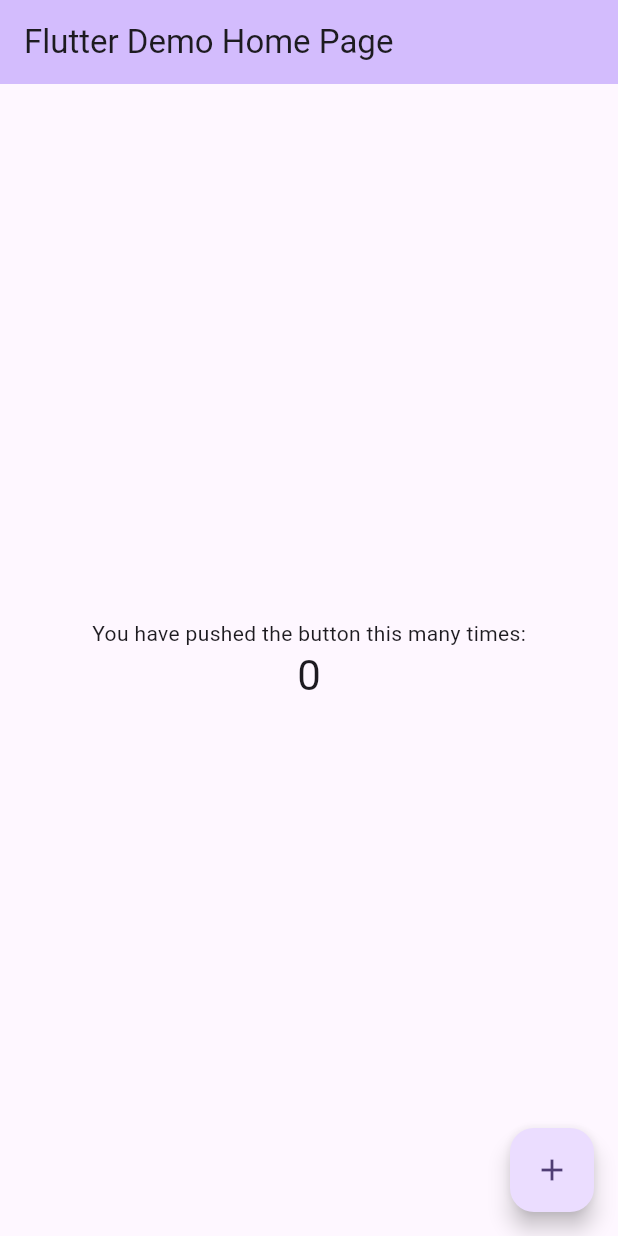
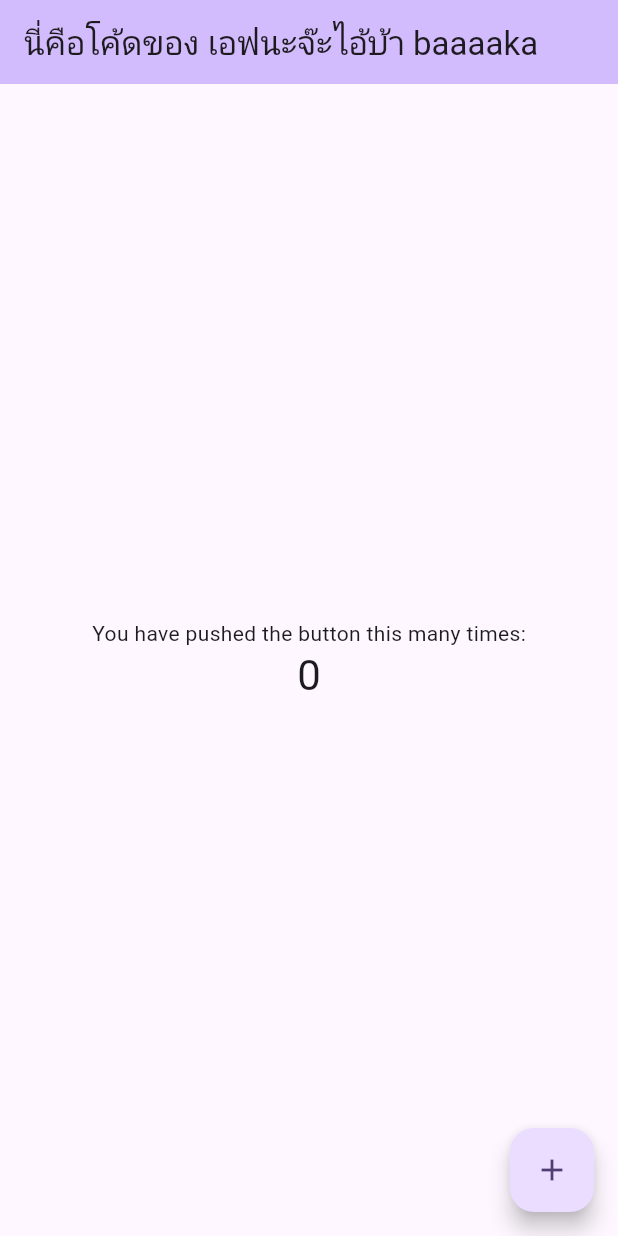
Before and after one commit to SurasakSiangsai02/flutter_test_git, a Flutter app: the screen it shows after launch, on a phone screen of 412 x 824 dp. Run offline on Flutter 3.47's test engine with Material 3 defaults, Android fonts, the phone set to English and light mode, and no system bars.

Commit message:
Update : app title and home page title to Thai

```diff
--- a/lib/main.dart
+++ b/lib/main.dart
@@ -11,7 +11,7 @@ class MyApp extends StatelessWidget {
   @override
   Widget build(BuildContext context) {
     return MaterialApp(
-      title: 'Flutter test github actions',
+      title: 'นี่คือโค้ดของ เอฟนะจ๊ะไอ้บ้า baaaaka',
       theme: ThemeData(
         // This is the theme of your application.
         //
@@ -30,7 +30,7 @@ class MyApp extends StatelessWidget {
         // tested with just a hot reload.
         colorScheme: ColorScheme.fromSeed(seedColor: Colors.deepPurple),
       ),
-      home: const MyHomePage(title: 'Flutter Demo Home Page'),
+      home: const MyHomePage(title: 'นี่คือโค้ดของ เอฟนะจ๊ะไอ้บ้า baaaaka'),
     );
   }
 }
```
